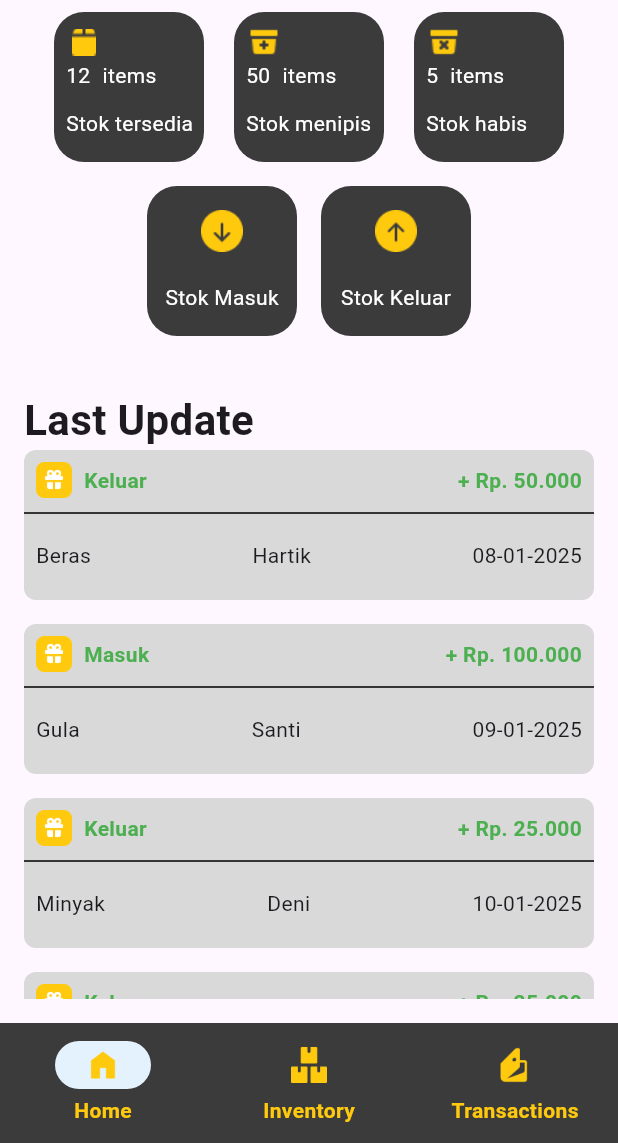
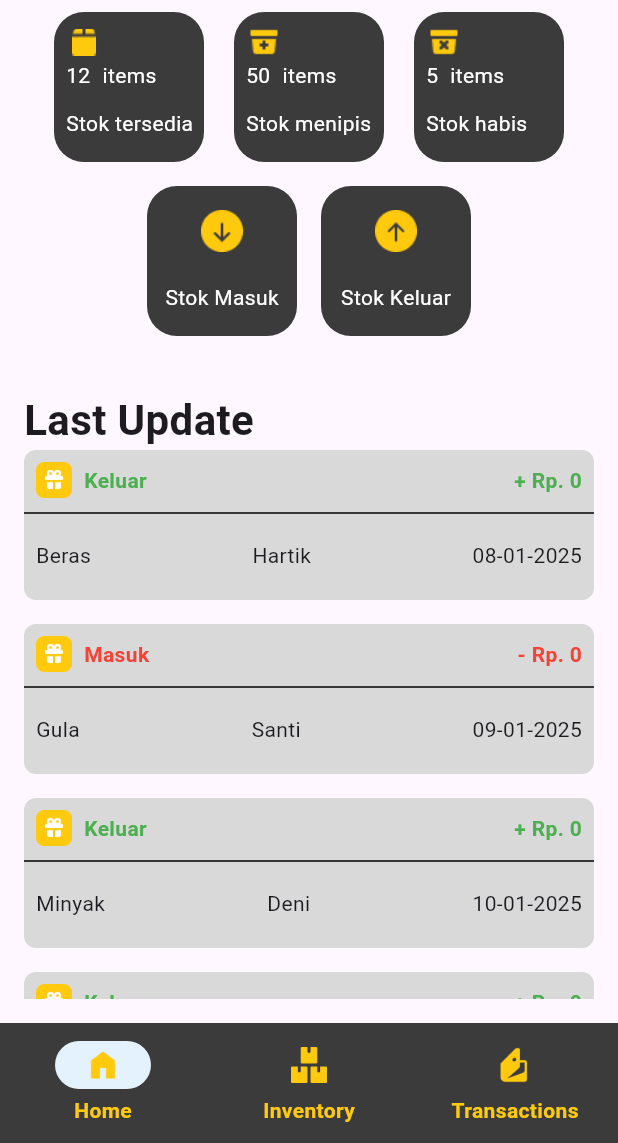
Before and after one commit to Lamz16/track_inv_flutter, a Flutter app: the screen it shows after launch, on a phone screen of 412 x 824 dp, the part 93-1236 px from its top. Run offline on Flutter 3.47's test engine with Material 3 defaults, Android fonts, the phone set to English and light mode, and no system bars; our stand-ins replace firebase_core; accounts and stored records are empty; generated files the repository leaves out were written again.

Commit message:
add formatted currency for nominal and add the multiple choice color for type of transaction

```diff
--- a/lib/components/card_long_item_last_update.dart
+++ b/lib/components/card_long_item_last_update.dart
@@ -1,4 +1,5 @@
 import 'package:flutter/material.dart';
+import 'package:intl/intl.dart';
 
 class CardLongItemLastUpdate extends StatelessWidget {
   String typeTransaction;
@@ -6,12 +7,27 @@ class CardLongItemLastUpdate extends StatelessWidget {
   String item;
   String partnerName;
   String dateOfTrans;
-    CardLongItemLastUpdate({super.key, required this.typeTransaction, required this.nominalOfTran, required this.item, required this.partnerName, required this.dateOfTrans});
+
+  CardLongItemLastUpdate(
+      {super.key,
+      required this.typeTransaction,
+      required this.nominalOfTran,
+      required this.item,
+      required this.partnerName,
+      required this.dateOfTrans});
 
   @override
   Widget build(BuildContext context) {
-
-    double padItemUpdate = 8.0;
+    const padItemUpdate = 8.0;
+    final formattedNominal = NumberFormat.currency(
+      locale: 'id_ID',
+      symbol: '',
+      decimalDigits: 0,
+    ).format(int.tryParse(nominalOfTran) ?? 0);
+    var fixedColor = typeTransaction == 'Keluar' ? Colors.green : Colors.red;
+    String fixNominal = typeTransaction == 'Keluar'
+        ? '+ Rp. $formattedNominal'
+        : '- Rp. $formattedNominal';
 
     return Container(
       width: double.infinity,
@@ -34,25 +50,25 @@ class CardLongItemLastUpdate extends StatelessWidget {
                     width: 24.0,
                     height: 24.0,
                   ),
-                  SizedBox(width: 8.0),
+                  const SizedBox(width: 8.0),
                   Text(
                     typeTransaction,
                     style: TextStyle(
-                        color: Colors.green,
+                        color: fixedColor,
                         fontWeight: FontWeight.bold,
                         fontSize: 14.0),
                   ),
                   Spacer(),
                   Text(
-                    '+ Rp. $nominalOfTran',
+                    fixNominal,
                     style: TextStyle(
-                        color: Colors.green,
+                        color: fixedColor,
                         fontWeight: FontWeight.bold,
                         fontSize: 14.0),
                   ),
                 ],
               )),
-          Divider(
+          const Divider(
             color: Colors.black,
             thickness: 1.0,
             height: 20.0,
```
